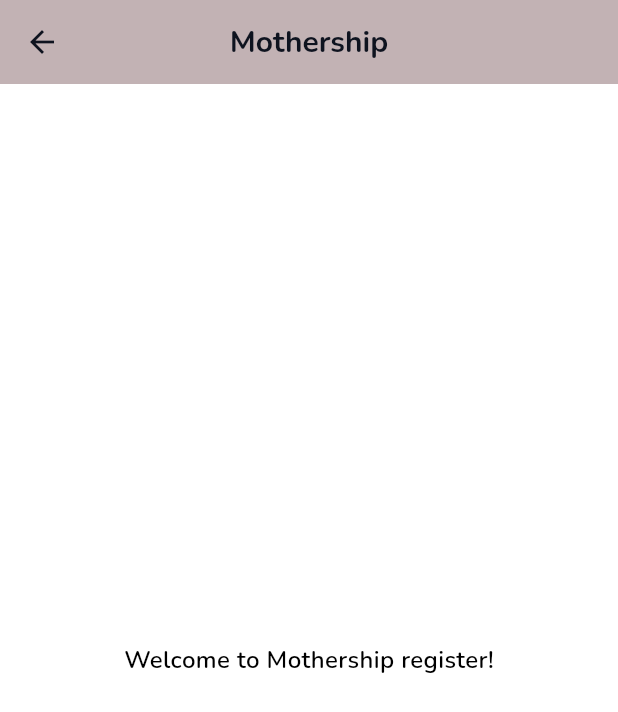
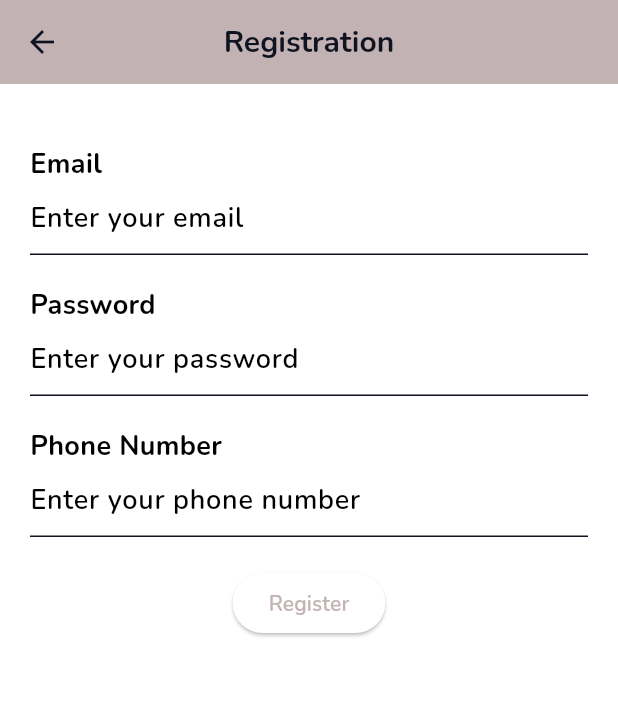
Before and after one commit to csc190mothership/mothership-app, a Flutter app: the Register screen opened directly, on a phone screen of 412 x 824 dp. Shown: the top 712 px of the screen. Run offline on Flutter 3.47's test engine with Material 3 defaults, Android fonts, the phone set to English and light mode, and no system bars.

Commit message:
Registration Screen
Implemented a registration screen that features a location to submit email info, password info, phone number info. added a button on the home screen that lets you register and will navigate to the registration screen. Also added to main.

```diff
--- a/lib/screens/register.dart
+++ b/lib/screens/register.dart
@@ -1,4 +1,3 @@
-//register screen
 import 'package:flutter/material.dart';
 
 class Register extends StatefulWidget {
@@ -11,10 +10,63 @@
   Widget build(BuildContext context) {
     return Scaffold(
       appBar: AppBar(
-        title: const Text("Mothership"),
+        title: const Text("Registration"),
       ),
-      body: const Center(
-        child: Text("Welcome to Mothership register!"),
+      body: Padding(
+        padding: const EdgeInsets.all(20.0),
+        child: Column(
+          crossAxisAlignment: CrossAxisAlignment.start,
+          children: [
+            SizedBox(height: 20),
+            Text(
+              "Email",
+              style: TextStyle(
+                fontWeight: FontWeight.bold,
+                fontSize: 18,
+              ),
+            ),
+            TextField(
+              decoration: InputDecoration(
+                hintText: "Enter your email",
+              ),
+            ),
+            SizedBox(height: 20),
+            Text(
+              "Password",
+              style: TextStyle(
+                fontWeight: FontWeight.bold,
+                fontSize: 18,
+              ),
+            ),
+            TextField(
+              decoration: InputDecoration(
+                hintText: "Enter your password",
+              ),
+            ),
+            SizedBox(height: 20),
+            Text(
+              "Phone Number",
+              style: TextStyle(
+                fontWeight: FontWeight.bold,
+                fontSize: 18,
+              ),
+            ),
+            TextField(
+              decoration: InputDecoration(
+                hintText: "Enter your phone number",
+              ),
+            ),
+            SizedBox(height: 20),
+            Center(
+              child: ElevatedButton(
+                onPressed: () {
+                  // TODO: Implement registration logic with supabase
+                },
+                child: Text('Register'),
+              ),
+            ),
+          ],
+        ),
       ),
     );
   }
```
Also changed, not shown: lib/main.dart (+6 -13 lines), lib/screens/debughome.dart (+18 -9 lines).
